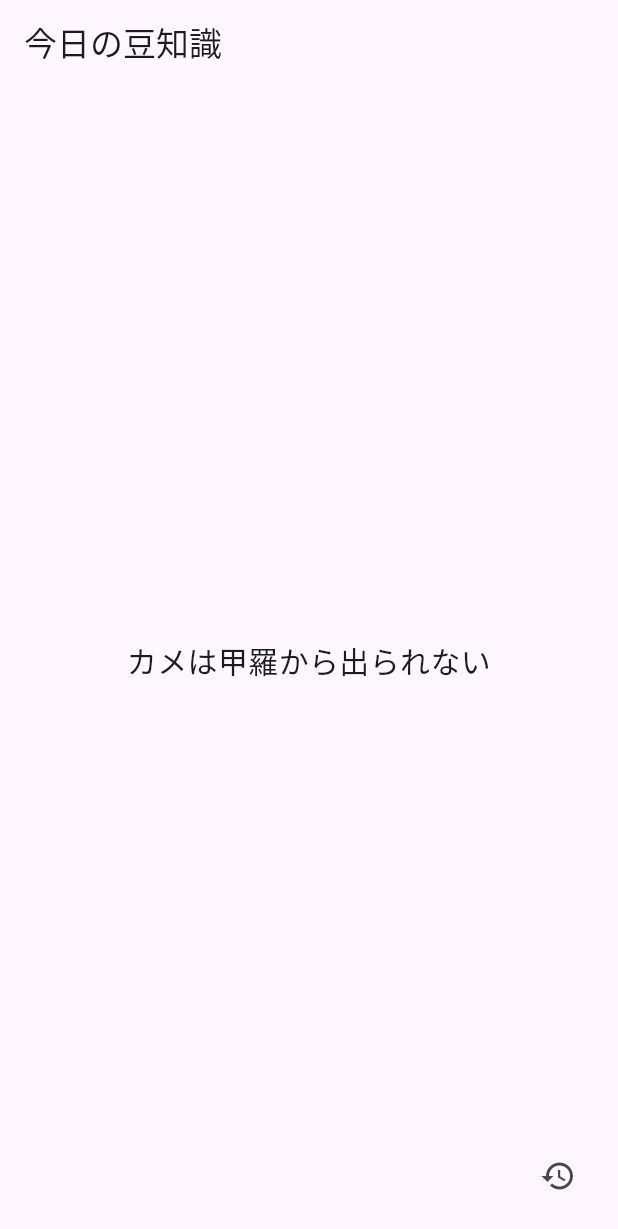
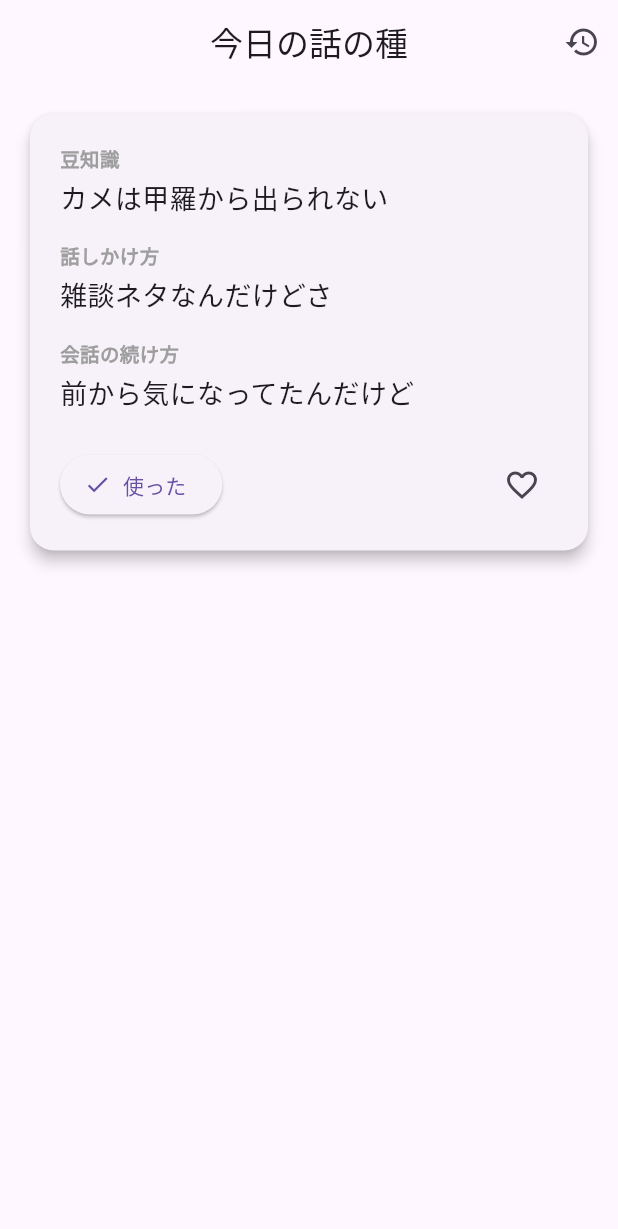
Before and after one commit to tomo470/flutter-mametisiki, a Flutter app: the screen it shows after launch, on a phone screen of 412 x 824 dp. Shown: the top 1229 px of the screen. Run offline on Flutter 3.47's test engine with Material 3 defaults, Android fonts, the light colour scheme and no system bars; our stand-ins replace shared_preferences.

Commit message:
feat: display daily tip as conversation starter card UI

```diff
--- a/lib/main.dart
+++ b/lib/main.dart
@@ -1,26 +1,34 @@
 import 'package:flutter/material.dart';
 import 'package:shared_preferences/shared_preferences.dart';
 
-Map<String, String> history = {
-  '2025-01-01': '人の体の水分量は約60%',
-  '2025-01-02': 'バナナは実はベリーの一種'
-};
+/// 初期履歴データ（初回起動時のみ保存）
+const initialHistory = [
+  '2025-01-01|人の体の水分量は約60%',
+  '2025-01-02|バナナは実はベリーの一種',
+];
 
 void main() {
   runApp(const MyApp());
 }
 
+/// --------------------
+/// アプリ本体
+/// --------------------
 class MyApp extends StatelessWidget {
   const MyApp({super.key});
 
   @override
   Widget build(BuildContext context) {
     return const MaterialApp(
+      debugShowCheckedModeBanner: false,
       home: TipPage(),
     );
   }
 }
 
+/// --------------------
+/// 今日の話の種ページ
+/// --------------------
 class TipPage extends StatefulWidget {
   const TipPage({super.key});
 
@@ -35,6 +43,18 @@ class _TipPageState extends State<TipPage> {
     'カメは甲羅から出られない',
   ];
 
+  final openers = [
+    '知ってた？実はね…',
+    'これちょっと面白いんだけど',
+    '雑談ネタなんだけどさ',
+  ];
+
+  final followUps = [
+    'どんな果物が好き？',
+    'こういう話、知ってた？',
+    '前から気になってたんだけど',
+  ];
+
   int _index = 0;
 
   @override
@@ -43,27 +63,32 @@ class _TipPageState extends State<TipPage> {
     _checkDate();
   }
 
+  /// 日付変更チェック＋保存
   Future<void> _checkDate() async {
     final prefs = await SharedPreferences.getInstance();
     final today = DateTime.now().toIso8601String().substring(0, 10);
+
+    // 初回起動時のみ初期履歴を保存
+    if (prefs.getStringList('history') == null) {
+      await prefs.setStringList('history', initialHistory);
+    }
+
     final lastDate = prefs.getString('lastDate');
-
-    // 初回起動時にグローバルhistoryをSharedPreferencesに保存
-    final existingHistory = prefs.getStringList('history');
-    if (existingHistory == null) {
-      final historyList = history.entries.map((e) => '${e.key}|${e.value}').toList();
-      await prefs.setStringList('history', historyList);
-    }
 
     if (lastDate != today) {
       _index = DateTime.now().day % tips.length;
+
       await prefs.setString('lastDate', today);
       await prefs.setInt('tipIndex', _index);
 
       final history = prefs.getStringList('history') ?? [];
+
+      // 同じ日付がなければ追加
+      final exists = history.any((e) => e.startsWith('$today|'));
+      if (!exists) {
         history.add('$today|${tips[_index]}');
         await prefs.setStringList('history', history);
-
+      }
     } else {
       _index = prefs.getInt('tipIndex') ?? 0;
     }
@@ -74,15 +99,11 @@ class _TipPageState extends State<TipPage> {
   @override
   Widget build(BuildContext context) {
     return Scaffold(
-      appBar: AppBar(title: const Text('今日の豆知識')),
-      body: Center(
-        child: Text(
-          tips[_index],
-          style: const TextStyle(fontSize: 20),
-          textAlign: TextAlign.center,
-        ),
-      ),
-      floatingActionButton: IconButton(
+      appBar: AppBar(
+        title: const Text('今日の話の種'),
+        centerTitle: true,
+        actions: [
+          IconButton(
             icon: const Icon(Icons.history),
             onPressed: () {
               Navigator.push(
@@ -91,10 +112,49 @@ class _TipPageState extends State<TipPage> {
               );
             },
           ),
+        ],
+      ),
+      body: Padding(
+        padding: const EdgeInsets.all(16),
+        child: Card(
+          elevation: 4,
+          shape: RoundedRectangleBorder(
+            borderRadius: BorderRadius.circular(16),
+          ),
+          child: Padding(
+            padding: const EdgeInsets.all(20),
+            child: Column(
+              mainAxisSize: MainAxisSize.min,
+              crossAxisAlignment: CrossAxisAlignment.start,
+              children: [
+                const _SectionTitle('豆知識'),
+                _BodyText(tips[_index]),
+
+                const SizedBox(height: 16),
+
+                const _SectionTitle('話しかけ方'),
+                _BodyText(openers[_index % openers.length]),
+
+                const SizedBox(height: 16),
+
+                const _SectionTitle('会話の続け方'),
+                _BodyText(followUps[_index % followUps.length]),
+
+                const SizedBox(height: 24),
+
+                const _ActionButtons(),
+              ],
+            ),
+          ),
+        ),
+      ),
     );
   }
 }
 
+/// --------------------
+/// 履歴ページ
+/// --------------------
 class HistoryPage extends StatelessWidget {
   const HistoryPage({super.key});
 
@@ -106,7 +166,7 @@ class HistoryPage extends StatelessWidget {
   @override
   Widget build(BuildContext context) {
     return Scaffold(
-      appBar: AppBar(title: const Text('過去の豆知識')),
+      appBar: AppBar(title: const Text('過去の話の種')),
       body: FutureBuilder<List<String>>(
         future: _loadHistory(),
         builder: (context, snapshot) {
@@ -131,3 +191,61 @@ class HistoryPage extends StatelessWidget {
     );
   }
 }
+
+/// --------------------
+/// UI部品
+/// --------------------
+class _SectionTitle extends StatelessWidget {
+  final String text;
+  const _SectionTitle(this.text);
+
+  @override
+  Widget build(BuildContext context) {
+    return Text(
+      text,
+      style: const TextStyle(
+        fontSize: 13,
+        fontWeight: FontWeight.bold,
+        color: Colors.grey,
+      ),
+    );
+  }
+}
+
+class _BodyText extends StatelessWidget {
+  final String text;
+  const _BodyText(this.text);
+
+  @override
+  Widget build(BuildContext context) {
+    return Padding(
+      padding: const EdgeInsets.only(top: 4),
+      child: Text(
+        text,
+        style: const TextStyle(fontSize: 18),
+      ),
+    );
+  }
+}
+
+class _ActionButtons extends StatelessWidget {
+  const _ActionButtons();
+
+  @override
+  Widget build(BuildContext context) {
+    return Row(
+      mainAxisAlignment: MainAxisAlignment.spaceBetween,
+      children: [
+        ElevatedButton.icon(
+          onPressed: () {},
+          icon: const Icon(Icons.check),
+          label: const Text('使った'),
+        ),
+        IconButton(
+          onPressed: () {},
+          icon: const Icon(Icons.favorite_border),
+        ),
+      ],
+    );
+  }
+}
```
Lines whose indentation alone changed are shown as unchanged.
